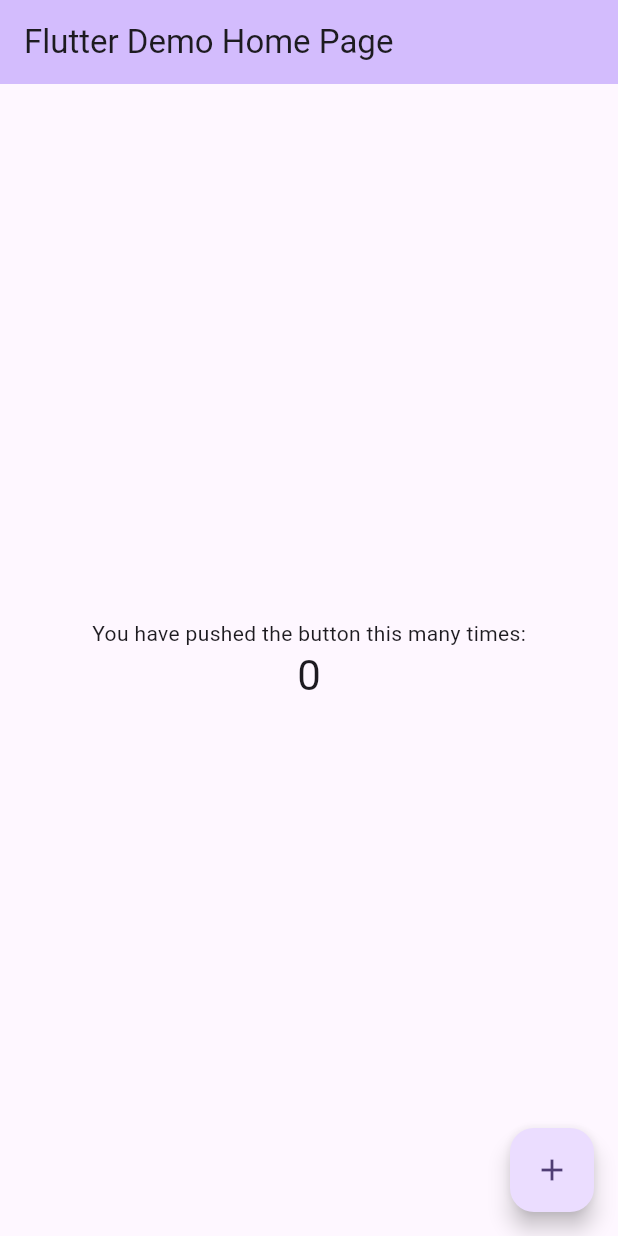
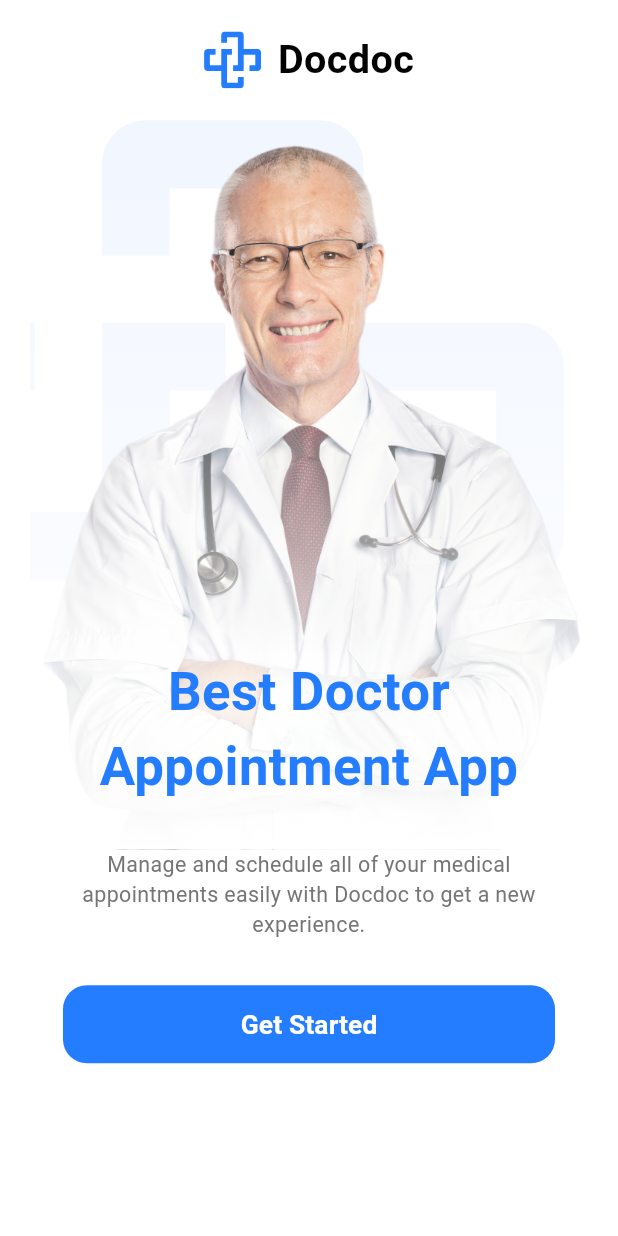
Before and after one commit to mahmoudfarid2001/FlutterAdvancedProject, a Flutter app: the screen it shows after launch, on a phone screen of 412 x 824 dp. Run offline on Flutter 3.47's test engine with Material 3 defaults, Android fonts, the phone set to English and light mode, and no system bars; our stand-ins replace flutter_screenutil, flutter_svg, go_router.

Commit message:
onboarding

```diff
--- /dev/null
+++ b/lib/core/helpers/extensions.dart
@@ -0,0 +1,16 @@
+import 'package:flutter/material.dart';
+
+extension NavigatorExtension on BuildContext {
+  Future<dynamic> navigateTo(String routeName, {Object? arguments}) {
+    return Navigator.of(this).pushNamed(routeName, arguments: arguments);
+  }
+  Future <dynamic> pushreplacementNamed(String routeName, {Object? arguments}) {
+    return Navigator.of(this).pushReplacementNamed(routeName, arguments: arguments);
+  }
+  Future <dynamic> pushNamedAndRemoveUntil(String routeName, {Object? arguments,required RoutePredicate predicate}) {
+    return Navigator.of(this).pushNamedAndRemoveUntil(routeName, predicate, arguments: arguments);
+  }
+  void pop() {
+    Navigator.of(this).pop();
+  }
+}
--- /dev/null
+++ b/lib/core/routes/app_router.dart
@@ -0,0 +1,31 @@
+import 'package:flutter/material.dart';
+import 'package:flutter_advanced/core/routes/router_names.dart';
+import 'package:flutter_advanced/features/login_feature/login_screen.dart';
+import 'package:flutter_advanced/features/onboarding_feature/onboarding_screen.dart';
+
+class AppRouter {
+ Route onGenerateRoute(RouteSettings settings) {
+
+ // final arguments = settings.arguments;
+
+
+  switch (settings.name) {
+    case RouterNames.OnBoardingScreen:
+      return MaterialPageRoute(
+        builder: (_) => const OnBoardingScreen(),
+      );
+      case RouterNames.LoginScreen:
+      return MaterialPageRoute(
+        builder: (_) => const LoginScreen(),
+      );
+    default:
+      return MaterialPageRoute(
+        builder: (_) => Scaffold(
+          body: Center(
+            child: Text('No route defined for ${settings.name}'),
+          ),
+        ),
+      );
+  }
+ }
+}
--- /dev/null
+++ b/lib/core/routes/router_names.dart
@@ -0,0 +1,4 @@
+class RouterNames {
+  static const String OnBoardingScreen = '/onboarding';
+  static const String LoginScreen = '/login';
+}
--- /dev/null
+++ b/lib/core/theming/app_colors.dart
@@ -0,0 +1,6 @@
+import 'package:flutter/material.dart';
+
+class AppColors {
+  static const primaryColor = Color(0xFF247CFF);
+  static const grey = Color(0xFF757575);
+}
--- /dev/null
+++ b/lib/core/theming/styles/text_styles.dart
@@ -0,0 +1,30 @@
+import 'package:flutter/material.dart';
+import 'package:flutter_advanced/core/theming/app_colors.dart';
+import 'package:flutter_screenutil/flutter_screenutil.dart';
+
+class AppTextStyles {
+  static TextStyle font24black700weight =
+    TextStyle(
+      fontSize: 24.0.sp,
+      color: Colors.black,
+      fontWeight: FontWeight.w700,
+    );
+  static TextStyle font32bluebold =
+    TextStyle(
+      fontSize: 32.0.sp,
+      color: AppColors.primaryColor,
+      fontWeight: FontWeight.bold,
+    );
+  static TextStyle font13greyregular =
+    TextStyle(
+      fontSize: 13.0.sp,
+      color: AppColors.grey,
+      fontWeight: FontWeight.normal,
+    );
+    static TextStyle font16white600weight =
+    TextStyle(
+      fontSize: 16.0.sp,
+      color: Colors.white,
+      fontWeight: FontWeight.w600,
+    );
+}
--- /dev/null
+++ b/lib/doc_app.dart
@@ -0,0 +1,26 @@
+import 'package:flutter/material.dart';
+import 'package:flutter_advanced/core/routes/app_router.dart';
+import 'package:flutter_advanced/core/routes/router_names.dart';
+import 'package:flutter_advanced/core/theming/app_colors.dart';
+import 'package:flutter_screenutil/flutter_screenutil.dart';
+
+class DocApp extends StatelessWidget {
+   DocApp({super.key, required this.appRouter});
+  final AppRouter appRouter ;
+  @override
+  Widget build(BuildContext context) {
+    return ScreenUtilInit(
+      designSize: const Size(375, 812),
+      child:  MaterialApp(
+        title: 'Flutter Advanced',
+        theme: ThemeData(
+          primaryColor: AppColors.primaryColor,
+          scaffoldBackgroundColor: Colors.white,
+        ),
+        debugShowCheckedModeBanner: false,
+        initialRoute: RouterNames.OnBoardingScreen,
+        onGenerateRoute: appRouter.onGenerateRoute,
+      ),
+    );
+  }
+}
--- /dev/null
+++ b/lib/features/login_feature/login_screen.dart
@@ -0,0 +1,14 @@
+import 'package:flutter/material.dart';
+
+class LoginScreen extends StatelessWidget {
+  const LoginScreen({super.key});
+
+  @override
+  Widget build(BuildContext context) {
+    return const Scaffold(
+      body: Center(
+        child: Text('Login Screen'),
+      ),
+    );
+  }
+}
--- /dev/null
+++ b/lib/features/onboarding_feature/onboarding_screen.dart
@@ -0,0 +1,46 @@
+import 'package:flutter/material.dart';
+import 'package:flutter_advanced/core/theming/styles/text_styles.dart';
+import 'package:flutter_advanced/features/onboarding_feature/widgets/doc_logo_and_name.dart';
+import 'package:flutter_advanced/features/onboarding_feature/widgets/doctor_image_and_text.dart';
+import 'package:flutter_advanced/features/onboarding_feature/widgets/get_started_button.dart';
+import 'package:flutter_screenutil/flutter_screenutil.dart';
+
+class OnBoardingScreen extends StatelessWidget {
+  const OnBoardingScreen({super.key});
+
+  @override
+  Widget build(BuildContext context) {
+    return  Scaffold(
+      body: SafeArea(
+        child: SingleChildScrollView(
+          child: Padding(
+            padding: EdgeInsets.only(
+              top: 20.0,
+              left: 20.0,
+              right: 20.0,
+            ),
+            child: Column(
+              children: [
+                DocLogoAndName(),
+                SizedBox(height: 20.0.h),
+                DoctorImageAndText(),
+                Padding(
+                  padding:  EdgeInsets.symmetric(horizontal: 20.w),
+                  child: Column(
+                    children: [
+                   Text('Manage and schedule all of your medical appointments easily with Docdoc to get a new experience.',
+                              textAlign: TextAlign.center,
+                              style: AppTextStyles.font13greyregular),
+                      SizedBox(height: 30.h),
+                      const GetStartedButton(),
+                    ],
+                  ),
+                )
+              ],
+            ),
+          ),
+        )
+      ),
+    );
+  }
+}
--- /dev/null
+++ b/lib/features/onboarding_feature/widgets/doc_logo_and_name.dart
@@ -0,0 +1,23 @@
+import 'package:flutter/material.dart';
+import 'package:flutter_advanced/core/theming/styles/text_styles.dart';
+import 'package:flutter_screenutil/flutter_screenutil.dart';
+import 'package:flutter_svg/flutter_svg.dart';
+
+class DocLogoAndName extends StatelessWidget {
+  const DocLogoAndName({super.key});
+
+  @override
+  Widget build(BuildContext context) {
+    return Row(
+      mainAxisAlignment: MainAxisAlignment.center,
+      children: [
+        SvgPicture.asset('assets/svgs/docdoc_logo.svg'),
+         SizedBox(width: 10.0.h),
+        Text(
+          'Docdoc',
+          style:AppTextStyles.font24black700weight,
+        ),
+      ],
+    );
+  }
+}
--- /dev/null
+++ b/lib/features/onboarding_feature/widgets/doctor_image_and_text.dart
@@ -0,0 +1,34 @@
+import 'package:flutter/material.dart';
+import 'package:flutter_advanced/core/theming/styles/text_styles.dart';
+import 'package:flutter_svg/flutter_svg.dart';
+
+class DoctorImageAndText extends StatelessWidget {
+  const DoctorImageAndText({super.key});
+
+  @override
+  Widget build(BuildContext context) {
+    return Stack(
+      children: [
+        SvgPicture.asset('assets/svgs/docdoc_logo_low_opacity.svg'),
+        Container(
+          foregroundDecoration: BoxDecoration(
+              gradient: LinearGradient(
+                  begin: Alignment.bottomCenter,
+                  end: Alignment.topCenter,
+                  stops: [0.0, 1.0],
+                  colors: [Colors.white, Colors.white.withOpacity(0.0)])),
+          child: Image.asset('assets/images/onboarding_doctor.png'),
+        ),
+        Positioned(
+          bottom: 30.0,
+          left: 0.0,
+          right: 0.0,
+          child: Text('Best Doctor\nAppointment App',
+              textAlign: TextAlign.center,
+              style: AppTextStyles.font32bluebold..copyWith(height: 1.4)),
+        ),
+
+      ],
+    );
+  }
+}
--- /dev/null
+++ b/lib/features/onboarding_feature/widgets/get_started_button.dart
@@ -0,0 +1,30 @@
+import 'package:flutter/material.dart';
+import 'package:flutter_advanced/core/routes/router_names.dart';
+import 'package:flutter_advanced/core/theming/app_colors.dart';
+import 'package:go_router/go_router.dart';
+
+import '../../../core/theming/styles/text_styles.dart';
+
+class GetStartedButton extends StatelessWidget {
+  const GetStartedButton({super.key});
+
+  @override
+  Widget build(BuildContext context) {
+    return TextButton(onPressed: () {
+      context.push(RouterNames.LoginScreen);
+    },
+    style: ButtonStyle(
+      backgroundColor: MaterialStateProperty.all(AppColors.primaryColor),
+      tapTargetSize: MaterialTapTargetSize.shrinkWrap,
+      minimumSize: MaterialStateProperty.all(Size(double.infinity, 52.0)),
+      shape: MaterialStateProperty.all(RoundedRectangleBorder(
+        borderRadius: BorderRadius.circular(16.0),
+      )),
+    ),
+    child: Text('Get Started',
+    style: AppTextStyles.font16white600weight,
+    )
+
+    );
+  }
+}
--- a/lib/main.dart
+++ b/lib/main.dart
@@ -1,125 +1,9 @@
 import 'package:flutter/material.dart';
+import 'package:flutter_advanced/core/routes/app_router.dart';
+import 'package:flutter_advanced/doc_app.dart';
 
 void main() {
-  runApp(const MyApp());
+  runApp( DocApp(
+    appRouter: AppRouter(),
+  ));
 }
-
-class MyApp extends StatelessWidget {
-  const MyApp({super.key});
-
-  // This widget is the root of your application.
-  @override
-  Widget build(BuildContext context) {
-    return MaterialApp(
-      title: 'Flutter Demo',
-      theme: ThemeData(
-        // This is the theme of your application.
-        //
-        // TRY THIS: Try running your application with "flutter run". You'll see
-        // the application has a purple toolbar. Then, without quitting the app,
-        // try changing the seedColor in the colorScheme below to Colors.green
-        // and then invoke "hot reload" (save your changes or press the "hot
-        // reload" button in a Flutter-supported IDE, or press "r" if you used
-        // the command line to start the app).
-        //
-        // Notice that the counter didn't reset back to zero; the application
-        // state is not lost during the reload. To reset the state, use hot
-        // restart instead.
-        //
-        // This works for code too, not just values: Most code changes can be
-        // tested with just a hot reload.
-        colorScheme: ColorScheme.fromSeed(seedColor: Colors.deepPurple),
-        useMaterial3: true,
-      ),
-      home: const MyHomePage(title: 'Flutter Demo Home Page'),
-    );
-  }
-}
-
-class MyHomePage extends StatefulWidget {
-  const MyHomePage({super.key, required this.title});
-
-  // This widget is the home page of your application. It is stateful, meaning
-  // that it has a State object (defined below) that contains fields that affect
-  // how it looks.
-
-  // This class is the configuration for the state. It holds the values (in this
-  // case the title) provided by the parent (in this case the App widget) and
-  // used by the build method of the State. Fields in a Widget subclass are
-  // always marked "final".
-
-  final String title;
-
-  @override
-  State<MyHomePage> createState() => _MyHomePageState();
-}
-
-class _MyHomePageState extends State<MyHomePage> {
-  int _counter = 0;
-
-  void _incrementCounter() {
-    setState(() {
-      // This call to setState tells the Flutter framework that something has
-      // changed in this State, which causes it to rerun the build method below
-      // so that the display can reflect the updated values. If we changed
-      // _counter without calling setState(), then the build method would not be
-      // called again, and so nothing would appear to happen.
-      _counter++;
-    });
-  }
-
-  @override
-  Widget build(BuildContext context) {
-    // This method is rerun every time setState is called, for instance as done
-    // by the _incrementCounter method above.
-    //
-    // The Flutter framework has been optimized to make rerunning build methods
-    // fast, so that you can just rebuild anything that needs updating rather
-    // than having to individually change instances of widgets.
-    return Scaffold(
-      appBar: AppBar(
-        // TRY THIS: Try changing the color here to a specific color (to
-        // Colors.amber, perhaps?) and trigger a hot reload to see the AppBar
-        // change color while the other colors stay the same.
-        backgroundColor: Theme.of(context).colorScheme.inversePrimary,
-        // Here we take the value from the MyHomePage object that was created by
-        // the App.build method, and use it to set our appbar title.
-        title: Text(widget.title),
-      ),
-      body: Center(
-        // Center is a layout widget. It takes a single child and positions it
-        // in the middle of the parent.
-        child: Column(
-          // Column is also a layout widget. It takes a list of children and
-          // arranges them vertically. By default, it sizes itself to fit its
-          // children horizontally, and tries to be as tall as its parent.
-          //
-          // Column has various properties to control how it sizes itself and
-          // how it positions its children. Here we use mainAxisAlignment to
-          // center the children vertically; the main axis here is the vertical
-          // axis because Columns are vertical (the cross axis would be
-          // horizontal).
-          //
-          // TRY THIS: Invoke "debug painting" (choose the "Toggle Debug Paint"
-          // action in the IDE, or press "p" in the console), to see the
-          // wireframe for each widget.
-          mainAxisAlignment: MainAxisAlignment.center,
-          children: <Widget>[
-            const Text(
-              'You have pushed the button this many times:',
-            ),
-            Text(
-              '$_counter',
-              style: Theme.of(context).textTheme.headlineMedium,
-            ),
-          ],
-        ),
-      ),
-      floatingActionButton: FloatingActionButton(
-        onPressed: _incrementCounter,
-        tooltip: 'Increment',
-        child: const Icon(Icons.add),
-      ), // This trailing comma makes auto-formatting nicer for build methods.
-    );
-  }
-}
```
Also changed, not shown: pubspec.yaml (+6 -2 lines), assets/images/onboarding_doctor.png (added), assets/svgs/docdoc_logo.svg (added), assets/svgs/docdoc_logo_low_opacity.svg (added), pubspec.lock, 2 other files.
